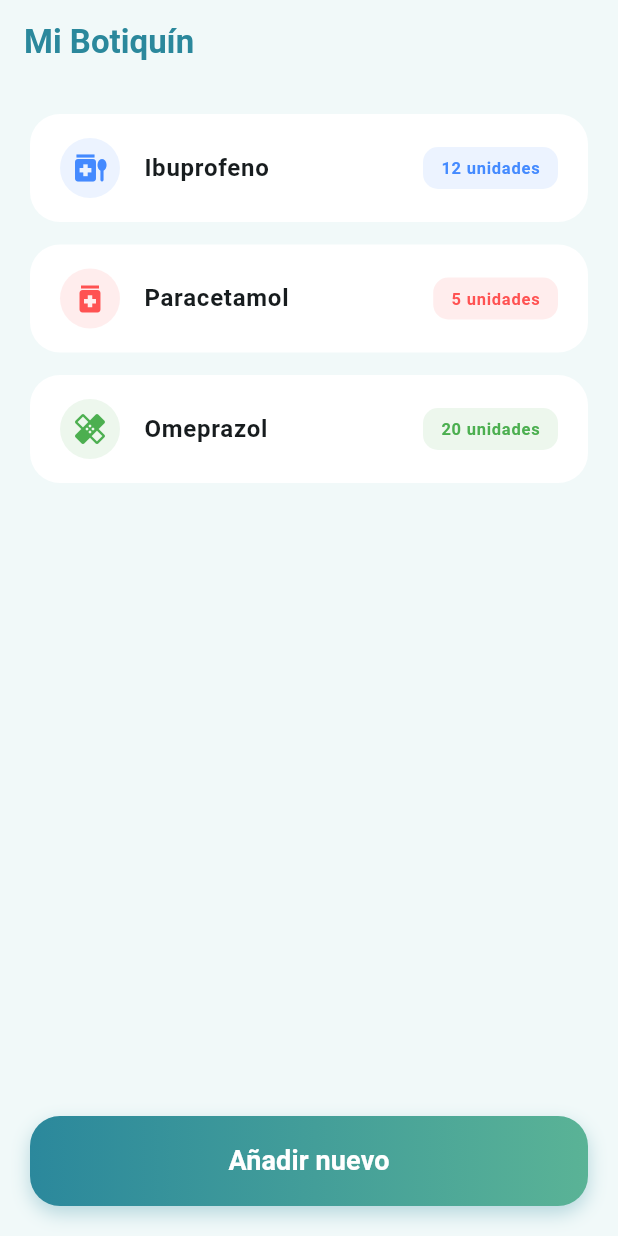
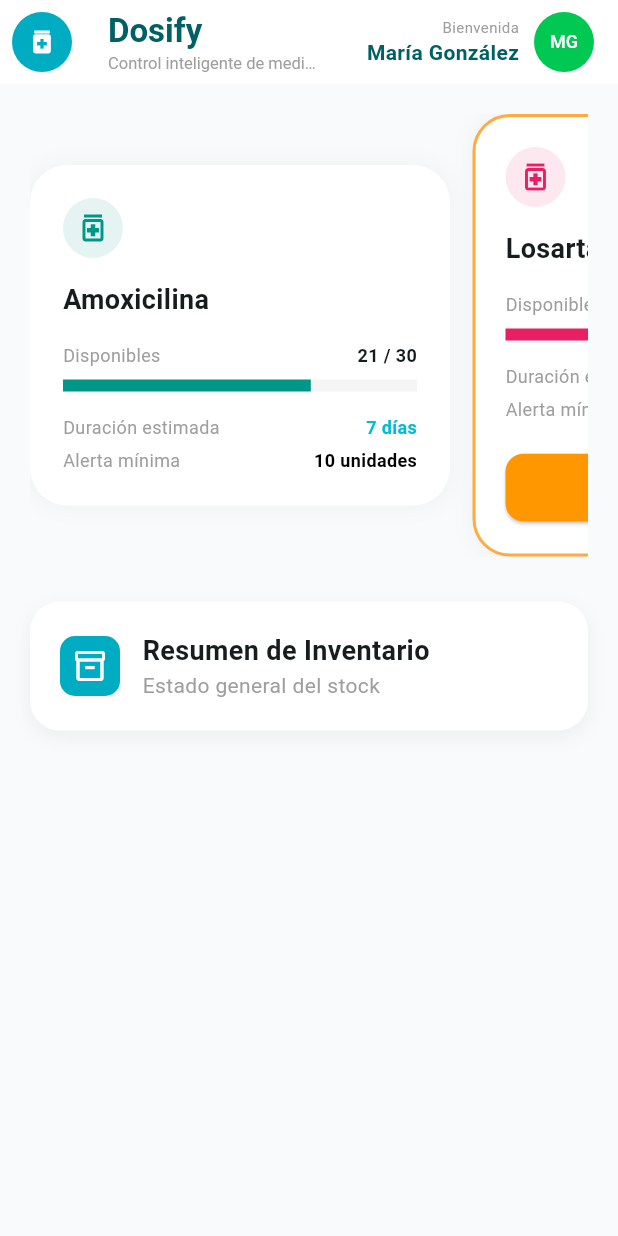
Before and after one commit to Sfatdry/dosify, a Flutter app: the InventoryScreen screen opened directly, on a phone screen of 412 x 824 dp. Run offline on Flutter 3.47's test engine with Material 3 defaults, Android fonts, the light colour scheme and no system bars; our stand-ins replace google_fonts, supabase_flutter; accounts and stored records are empty.

Commit message:
Limpieza de archivos duplicados y estructura final

```diff
--- a/lib/screens/inventory_screen.dart
+++ b/lib/screens/inventory_screen.dart
@@ -5,67 +5,195 @@ class InventoryScreen extends StatelessWidget {
 
   @override
   Widget build(BuildContext context) {
+    const Color primaryCyan = Color(0xFF00ACC1);
+
     return Scaffold(
-      backgroundColor: const Color(0xFFF1F9F9),
+      backgroundColor: const Color(0xFFF8FAFC),
       appBar: AppBar(
-        title: const Text("Mi Botiquín", style: TextStyle(fontWeight: FontWeight.bold, color: Color(0xFF2B889C))),
-        backgroundColor: Colors.transparent,
+        backgroundColor: Colors.white,
         elevation: 0,
+        leading: const Padding(
+          padding: EdgeInsets.all(8.0),
+          child: CircleAvatar(
+            backgroundColor: primaryCyan,
+            child: Icon(Icons.medication, color: Colors.white, size: 20),
+          ),
+        ),
+        title: Column(
+          crossAxisAlignment: CrossAxisAlignment.start,
+          children: const [
+            Text("Dosify", style: TextStyle(color: Color(0xFF006064), fontWeight: FontWeight.bold)),
+            Text("Control inteligente de medicamentos", style: TextStyle(fontSize: 11, color: Colors.grey)),
+          ],
+        ),
+        actions: [
+          Padding(
+            padding: const EdgeInsets.symmetric(horizontal: 16),
+            child: Row(
+              children: [
+                Column(
+                  mainAxisAlignment: MainAxisAlignment.center,
+                  crossAxisAlignment: CrossAxisAlignment.end,
+                  children: const [
+                    Text("Bienvenida", style: TextStyle(fontSize: 10, color: Colors.grey)),
+                    Text("María González", style: TextStyle(fontSize: 14, fontWeight: FontWeight.bold, color: Color(0xFF006064))),
+                  ],
+                ),
+                const SizedBox(width: 10),
+                const CircleAvatar(
+                  backgroundColor: Color(0xFF00C853),
+                  child: Text("MG", style: TextStyle(color: Colors.white, fontSize: 12)),
+                ),
+              ],
+            ),
+          )
+        ],
       ),
-      body: Padding(
+      body: SingleChildScrollView(
         padding: const EdgeInsets.all(20),
         child: Column(
+          crossAxisAlignment: CrossAxisAlignment.start,
           children: [
-            Expanded(
-              child: ListView(
+            // Fila de Tarjetas de Medicamentos (Scroll Horizontal)
+            SingleChildScrollView(
+              scrollDirection: Axis.horizontal,
+              child: Row(
                 children: [
-                  _stockItem("Ibuprofeno", "12 unidades", Icons.medication_liquid, Colors.blueAccent),
-             _stockItem("Paracetamol", "5 unidades", Icons.medication, Colors.redAccent),
-                  _stockItem("Omeprazol", "20 unidades", Icons.healing, Colors.green),
+                  _buildMedCard("Amoxicilina", "21 / 30", 0.7, "7 días", "10 unidades", Colors.teal, false),
+                  const SizedBox(width: 15),
+                  _buildMedCard("Losartán", "8 / 30", 0.26, "8 días", "10 unidades", Colors.pink, true),
+                  const SizedBox(width: 15),
+                  _buildMedCard("Metformina", "28 / 60", 0.46, "14 días", "15 unidades", Colors.orange, false),
                 ],
               ),
             ),
-            const SizedBox(height: 20),
+            const SizedBox(height: 30),
+
+            // Tarjeta de Resumen de Inventario
             Container(
-              width: double.infinity,
-              height: 60,
+              padding: const EdgeInsets.all(20),
               decoration: BoxDecoration(
-                gradient: const LinearGradient(colors: [Color(0xFF2B889C), Color(0xFF5AB396)]),
+                color: Colors.white,
                 borderRadius: BorderRadius.circular(20),
-                boxShadow: [BoxShadow(color: const Color(0xFF2B889C).withOpacity(0.3), blurRadius: 10, offset: const Offset(0, 5))],
+                boxShadow: [
+                  BoxShadow(
+                    color: Colors.black.withOpacity(0.05), // <--- ¡Corregido aquí!
+                    blurRadius: 10,
+                    offset: const Offset(0, 4),
+                  ),
+                ],
               ),
-              child: ElevatedButton(
-                onPressed: () {},
-                style: ElevatedButton.styleFrom(backgroundColor: Colors.transparent, shadowColor: Colors.transparent),
-                child: const Text("Añadir nuevo", style: TextStyle(color: Colors.white, fontSize: 18, fontWeight: FontWeight.bold)),
+              child: Column(
+                children: [
+                  Row(
+                    children: [
+                      Container(
+                        padding: const EdgeInsets.all(8),
+                        decoration: BoxDecoration(
+                          color: const Color(0xFF00ACC1),
+                          borderRadius: BorderRadius.circular(10),
+                        ),
+                        child: const Icon(Icons.inventory_2_outlined, color: Colors.white),
+                      ),
+                      const SizedBox(width: 15),
+                      Column(
+                        crossAxisAlignment: CrossAxisAlignment.start,
+                        children: const [
+                          Text("Resumen de Inventario", style: TextStyle(fontSize: 18, fontWeight: FontWeight.bold)),
+                          Text("Estado general del stock", style: TextStyle(color: Colors.grey)),
+                        ],
+                      )
+                    ],
+                  ),
+                ],
               ),
-            )
+            ),
           ],
         ),
       ),
     );
   }
 
-  Widget _stockItem(String name, String qty, IconData icon, Color color) {
+  Widget _buildMedCard(String name, String stock, double progress, String duration, String alertMin, Color color, bool hasAlert) {
     return Container(
-      margin: const EdgeInsets.only(bottom: 15),
+      width: 280,
+      padding: const EdgeInsets.all(20),
       decoration: BoxDecoration(
         color: Colors.white,
-        borderRadius: BorderRadius.circular(20),
+        borderRadius: BorderRadius.circular(25),
+        border: Border.all(
+          color: hasAlert ? Colors.orangeAccent : Colors.transparent,
+          width: 2
+        ),
+        boxShadow: [
+          BoxShadow(color: Colors.black.withOpacity(0.03), blurRadius: 10, spreadRadius: 2)
+        ],
       ),
-      child: ListTile(
-        contentPadding: const EdgeInsets.symmetric(horizontal: 20, vertical: 8),
-        leading: CircleAvatar(
-          backgroundColor: color.withOpacity(0.1),
-          child: Icon(icon, color: color),
-        ),
-        title: Text(name, style: const TextStyle(fontWeight: FontWeight.bold)),
-        trailing: Container(
-          padding: const EdgeInsets.symmetric(horizontal: 12, vertical: 6),
-          decoration: BoxDecoration(color: color.withOpacity(0.1), borderRadius: BorderRadius.circular(10)),
-          child: Text(qty, style: TextStyle(color: color, fontWeight: FontWeight.bold)),
-        ),
+      child: Column(
+        crossAxisAlignment: CrossAxisAlignment.start,
+        children: [
+          Row(
+            mainAxisAlignment: MainAxisAlignment.spaceBetween,
+            children: [
+              CircleAvatar(
+                backgroundColor: color.withOpacity(0.1),
+                child: Icon(Icons.medication_outlined, color: color),
+              ),
+              if (hasAlert)
+                Container(
+                  padding: const EdgeInsets.symmetric(horizontal: 8, vertical: 4),
+                  decoration: BoxDecoration(color: Colors.orange.withOpacity(0.1), borderRadius: BorderRadius.circular(8)),
+                  child: const Text("⚠️ Stock bajo", style: TextStyle(color: Colors.orange, fontSize: 10, fontWeight: FontWeight.bold)),
+                ),
+            ],
+          ),
+          const SizedBox(height: 15),
+          Text(name, style: const TextStyle(fontSize: 18, fontWeight: FontWeight.bold)),
+          const SizedBox(height: 15),
+          Row(
+            mainAxisAlignment: MainAxisAlignment.spaceBetween,
+            children: [
+              const Text("Disponibles", style: TextStyle(color: Colors.grey, fontSize: 12)),
+              Text(stock, style: const TextStyle(fontWeight: FontWeight.bold, fontSize: 12)),
+            ],
+          ),
+          const SizedBox(height: 8),
+          LinearProgressIndicator(
+            value: progress,
+            backgroundColor: Colors.grey.shade100,
+            valueColor: AlwaysStoppedAnimation<Color>(color),
+            minHeight: 8,
+          ),
+          const SizedBox(height: 15),
+          _rowInfo("Duración estimada", duration, Colors.cyan),
+          const SizedBox(height: 5),
+          _rowInfo("Alerta mínima", alertMin, Colors.black),
+          if (hasAlert) ...[
+            const SizedBox(height: 20),
+            ElevatedButton.icon(
+              onPressed: () {},
+              icon: const Icon(Icons.shopping_cart_outlined, size: 18),
+              label: const Text("Reabastecer"),
+              style: ElevatedButton.styleFrom(
+                backgroundColor: Colors.orange,
+                foregroundColor: Colors.white,
+                minimumSize: const Size(double.infinity, 45),
+                shape: RoundedRectangleBorder(borderRadius: BorderRadius.circular(12)),
+              ),
+            )
+          ]
+        ],
       ),
     );
   }
+
+  Widget _rowInfo(String label, String value, Color valColor) {
+    return Row(
+      mainAxisAlignment: MainAxisAlignment.spaceBetween,
+      children: [
+        Text(label, style: const TextStyle(color: Colors.grey, fontSize: 12)),
+        Text(value, style: TextStyle(color: valColor, fontWeight: FontWeight.bold, fontSize: 12)),
+      ],
+    );
+  }
 }
```
Also changed, not shown: lib/screens/main_navigation.dart (+12 -10 lines), lib/screens/recordatorio_screen.dart (added, +173 -0 lines), lib/screens/schedule_screen.dart (deleted, +0 -19 lines).
